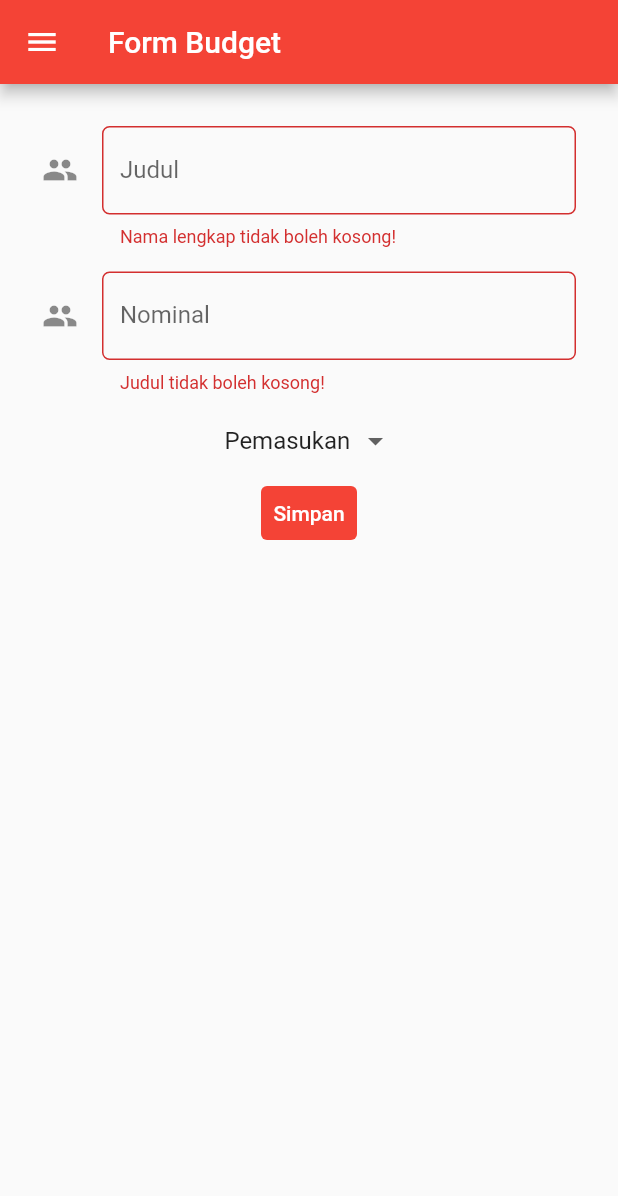
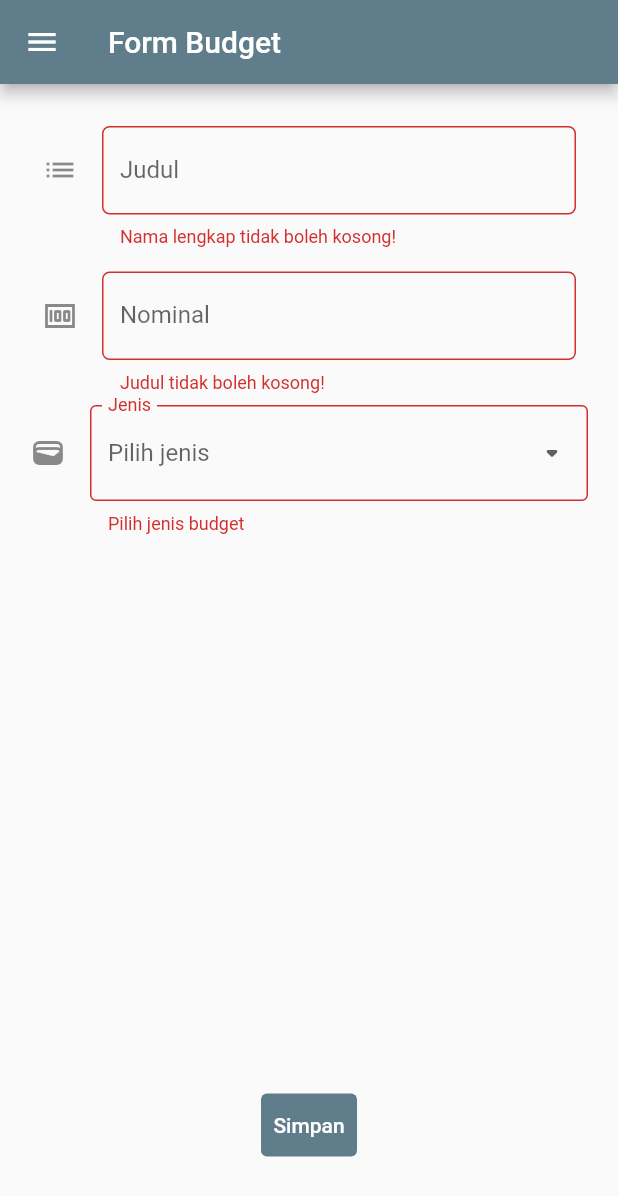
Before and after one commit to hikamfajduani/pbp-flutter-lab, a Flutter app: the MyFormPage screen opened directly, after a tap on "Simpan", on a phone screen of 412 x 824 dp. Shown: the top 1196 px of the screen. Run offline on Flutter 3.47's test engine with Material 2 defaults, Android fonts, the phone set to English and light mode, and no system bars.

Commit message:
Menambahkan file baru

```diff
--- a/counter_7/lib/form.dart
+++ b/counter_7/lib/form.dart
@@ -1,4 +1,5 @@
 import 'package:counter_7/main.dart';
+import 'package:counter_7/data.dart';
 import 'package:flutter/material.dart';
 
 class MyFormPage extends StatefulWidget {
@@ -8,11 +9,15 @@
     State<MyFormPage> createState() => _MyFormPageState();
 }
 
+List<String> judul =[];
+List<String> nominal =[];
+List<String> tipePilihan =[];
+
 class _MyFormPageState extends State<MyFormPage> {
   final _formKey = GlobalKey<FormState>();
-  String _namaLengkap = "";
   String _judul = "";
-  String tipeBudget = 'Pemasukan';
+  String _nominal = "";
+  String tipeBudget = '';
   List<String> listTipeBudget = ['Pemasukan', 'Pengeluaran'];
     @override
     Widget build(BuildContext context) {
@@ -26,7 +31,7 @@
                   children: [
                     // Menambahkan clickable menu
                     ListTile(
-                      title: const Text('Counter'),
+                      title: const Text('counter_7'),
                       onTap: () {
                         // Route menu ke halaman utama
                         Navigator.pushReplacement(
@@ -45,6 +50,16 @@
                         );
                       },
                     ),
+                    ListTile(
+                    title: const Text('Data Budget'),
+                    onTap: () {
+                      // Route menu ke halaman form
+                      Navigator.pushReplacement(
+                        context,
+                        MaterialPageRoute(builder: (context) => const MyDataPage()),
+                      );
+                    },
+                  ),
                   ],
                 ),
               ),
@@ -54,6 +69,7 @@
                 child: Container(
                   padding: const EdgeInsets.all(20.0),
                   child: Column(
+                    mainAxisAlignment: MainAxisAlignment.spaceEvenly,
                   children: [
                       Padding(
                           // Menggunakan padding sebesar 8 pixels
@@ -63,7 +79,7 @@
                                   hintText: "Contoh: Beli FIFA 23",
                                   labelText: "Judul",
                                   // Menambahkan icon agar lebih intuitif
-                                  icon: const Icon(Icons.people),
+                                  icon: const Icon(Icons.list),
                                   // Menambahkan circular border agar lebih rapi
                                   border: OutlineInputBorder(
                                       borderRadius: BorderRadius.circular(5.0),
@@ -72,13 +88,14 @@
                               // Menambahkan behavior saat nama diketik
                               onChanged: (String? value) {
                                   setState(() {
-                                      _namaLengkap = value!;
+                                      _judul = value!;
                                   });
                               },
                               // Menambahkan behavior saat data disimpan
                               onSaved: (String? value) {
                                   setState(() {
-                                      _namaLengkap = value!;
+                                      _judul = value!;
+                                      judul.add(_judul);
                                   });
                               },
                               // Validator sebagai validasi form
@@ -98,7 +115,7 @@
                                   hintText: "Contoh: 1000000",
                                   labelText: "Nominal",
                                   // Menambahkan icon agar lebih intuitif
-                                  icon: const Icon(Icons.people),
+                                  icon: const Icon(Icons.money),
                                   // Menambahkan circular border agar lebih rapi
                                   border: OutlineInputBorder(
                                       borderRadius: BorderRadius.circular(5.0),
@@ -107,13 +124,14 @@
                               // Menambahkan behavior saat nama diketik
                               onChanged: (String? value) {
                                   setState(() {
-                                      _judul = value!;
+                                      _nominal = value!;
                                   });
                               },
                               // Menambahkan behavior saat data disimpan
                               onSaved: (String? value) {
                                   setState(() {
-                                      _judul = value!;
+                                      _nominal = value!;
+                                      nominal.add(_nominal);
                                   });
                               },
                               // Validator sebagai validasi form
@@ -125,32 +143,43 @@
                               },
                           ),
                       ),
-                      DropdownButtonHideUnderline(
-                        child: DropdownButton(
-                            hint: Text('Pilih jenis'),
-                            items: listTipeBudget.map((String items) {
-                              return DropdownMenuItem(
-                                value: items,
-                                child: Text(items),
-                              );
-                            }).toList(),
-                            value: tipeBudget,
-                            onChanged: (newValue) {
-                              setState(() {
-                                tipeBudget = newValue!;
-                              });
-                            }),
-                      ),
-                      TextButton(
-                        child: const Text(
-                          "Simpan",
-                          style: TextStyle(color: Colors.white),
+                      DropdownButtonFormField(
+                        decoration: const InputDecoration(
+                            hintText: "Pilih jenis",
+                            labelText: "Jenis",
+                            icon: const Icon(Icons.wallet),
+                            enabledBorder: OutlineInputBorder(
+                              borderRadius: BorderRadius.all(Radius.circular(5.0)),
+                            ),
+                            border: OutlineInputBorder()
                         ),
-                        style: ButtonStyle(
-                          backgroundColor: MaterialStateProperty.all(Colors.red),
-                        ),
-                        onPressed: () {
-                          if (_formKey.currentState!.validate()) {}
+                        items: const [
+                          DropdownMenuItem(
+                            value: "Pemasukan",
+                            child: Text("Pemasukan"),
+                          ),
+                          DropdownMenuItem(
+                            value: "Pengeluaran",
+                            child: Text("Pengeluaran"),
+                          )
+                        ],
+                        icon: const Icon(Icons.arrow_drop_down_rounded),
+                        onChanged: (value) {
+                          setState(() {
+                            tipeBudget = value!;
+                          });
+                        },
+                        onSaved: (value) {
+                          setState(() {
+                            tipeBudget = value!;
+                            tipePilihan.add(tipeBudget);
+                          });
+                        },
+                        validator: (value) {
+                          if (value == null || value == 0) {
+                            return "Pilih jenis budget";
+                          }
+                          return null;
                         },
                       ),
                   ],
@@ -158,6 +187,63 @@
                 ),
               ),
             ),
+        floatingActionButtonLocation: FloatingActionButtonLocation.centerDocked,
+        floatingActionButton: Padding(
+            padding: const EdgeInsets.all(50.0),
+            child: TextButton(
+              style: TextButton.styleFrom(
+                  backgroundColor: Colors.blueGrey,
+                  fixedSize: const Size.fromHeight(42.0)
+              ),
+              onPressed: () {
+                if (_formKey.currentState!.validate()) {
+                  _formKey.currentState!.save();
+                  _formKey.currentState!.reset();
+                  showDialog(
+                    context: context,
+                    builder: (context) {
+                      return Dialog(
+                        shape: RoundedRectangleBorder(
+                            borderRadius: BorderRadius.circular(10.0)
+                        ),
+                        elevation: 15,
+                        child: ListView(
+                          padding: const EdgeInsets.only(top: 20, bottom: 20),
+                          shrinkWrap: true,
+                          children: <Widget>[
+                            Center(
+                              child: Column(
+                                children: <Widget>[
+                                  const Text("Informasi Budget"),
+                                  const SizedBox(height: 10),
+                                  Text("Budget: $_judul"),
+                                  Text("Nominal: $_nominal"),
+                                  Text("Jenis: ${tipeBudget}"),
+                                  const SizedBox(height: 10),
+                                  TextButton(
+                                    onPressed: () {
+                                      setState(() {
+                                      });
+                                      Navigator.pop(context);
+                                    },
+                                    child: const Text("Kembali"),
+                                  )
+                                ],
+                              ),
+                            ),
+                          ],
+                        ),
+                      );
+                    },
+                  );
+                }
+              },
+              child: const Text(
+                "Simpan",
+                style: TextStyle(color: Colors.white),
+              ),
+            )
+        )
         );
     }
 }
```
Also changed, not shown: counter_7/lib/data.dart (added, +93 -0 lines), counter_7/lib/main.dart (+13 -2 lines).
